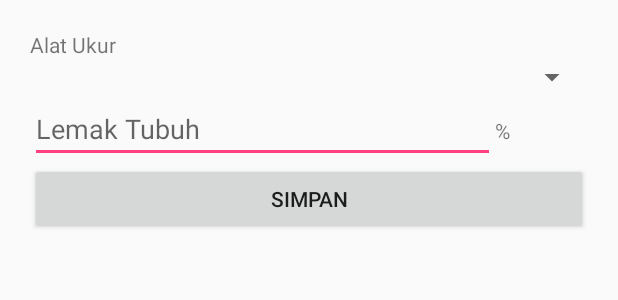
After one commit to ayyash-ayyub/Behy, an Android app: the layout activity_form_lemak.xml on its own in the app's theme, with its tools: preview values and no code run, on a phone screen of 412 x 824 dp. The commit adds this screen. Shown: the top 300 px of the screen. Run offline under Robolectric (Android 15) with nearby library versions, the phone set to English and light mode, and no system bars.

Commit message:
update form tb,bb, lemak

```diff
--- a/app/src/main/res/layout/activity_berat_badan.xml
+++ b/app/src/main/res/layout/activity_berat_badan.xml
@@ -4,7 +4,7 @@
     xmlns:tools="http://schemas.android.com/tools"
     android:layout_width="match_parent"
     android:layout_height="match_parent"
-    android:background="@color/bg_screen2"
+    android:padding="20dp"
     android:gravity="center"
     android:orientation="vertical"
     tools:context="adompo.ayyash.behay.TinggiBadan">
@@ -39,7 +39,7 @@
             android:layout_width="wrap_content"
             android:layout_height="wrap_content"
             android:layout_weight="1"
-            android:background="@drawable/rounded_edittext"
+
             android:ems="10"
             android:hint="Berat Badan"
             android:inputType="number"
--- /dev/null
+++ b/app/src/main/res/layout/activity_form_lemak.xml
@@ -0,0 +1,51 @@
+<?xml version="1.0" encoding="utf-8"?>
+<LinearLayout xmlns:android="http://schemas.android.com/apk/res/android"
+    xmlns:app="http://schemas.android.com/apk/res-auto"
+    xmlns:tools="http://schemas.android.com/tools"
+    android:layout_width="match_parent"
+    android:layout_height="match_parent"
+    android:orientation="vertical"
+    android:padding="20dp"
+    tools:context="adompo.ayyash.behay.FormLemak">
+
+    <TextView
+        android:id="@+id/textView25"
+        android:layout_width="match_parent"
+        android:layout_height="wrap_content"
+        android:text="Alat Ukur" />
+
+    <Spinner
+        android:id="@+id/spinner"
+        android:layout_width="match_parent"
+        android:layout_height="wrap_content" />
+
+    <LinearLayout
+        android:layout_width="match_parent"
+        android:layout_height="wrap_content"
+        android:orientation="horizontal">
+
+        <EditText
+            android:id="@+id/editText"
+            android:layout_width="match_parent"
+            android:layout_height="wrap_content"
+            android:layout_weight="1"
+            android:ems="10"
+            android:hint="Lemak Tubuh"
+            android:inputType="numberDecimal" />
+
+        <TextView
+            android:id="@+id/textView26"
+            android:layout_width="match_parent"
+            android:layout_height="wrap_content"
+            android:layout_weight="5"
+            android:text="%" />
+
+    </LinearLayout>
+
+    <Button
+        android:id="@+id/button3"
+        android:layout_width="match_parent"
+        android:layout_height="wrap_content"
+        android:text="Simpan" />
+
+</LinearLayout>
--- a/app/src/main/res/layout/activity_tinggi_badan.xml
+++ b/app/src/main/res/layout/activity_tinggi_badan.xml
@@ -4,8 +4,8 @@
     xmlns:tools="http://schemas.android.com/tools"
     android:layout_width="match_parent"
     android:layout_height="match_parent"
-    android:background="@color/bg_screen2"
     android:gravity="center"
+    android:padding="20dp"
     android:orientation="vertical"
     tools:context="adompo.ayyash.behay.TinggiBadan">
 
@@ -39,7 +39,6 @@
             android:layout_width="match_parent"
             android:layout_height="wrap_content"
             android:layout_weight="1"
-            android:background="@drawable/rounded_edittext"
             android:ems="10"
             android:hint="Tinggi Badan"
             android:inputType="number"
```
Also changed, not shown: app/src/main/AndroidManifest.xml (+7 -6 lines), app/src/main/java/adompo/ayyash/behay/BeratBadan.java (+9 -9 lines), app/src/main/java/adompo/ayyash/behay/FormLemak.java (added, +40 -0 lines), app/src/main/java/adompo/ayyash/behay/KondisiTubuh.java (+30 -1 lines), app/src/main/java/adompo/ayyash/behay/Register.java (+2 -5 lines), app/src/main/res/layout/fragment_kondisi_tubuh.xml (+14 -11 lines), 1 other file.
